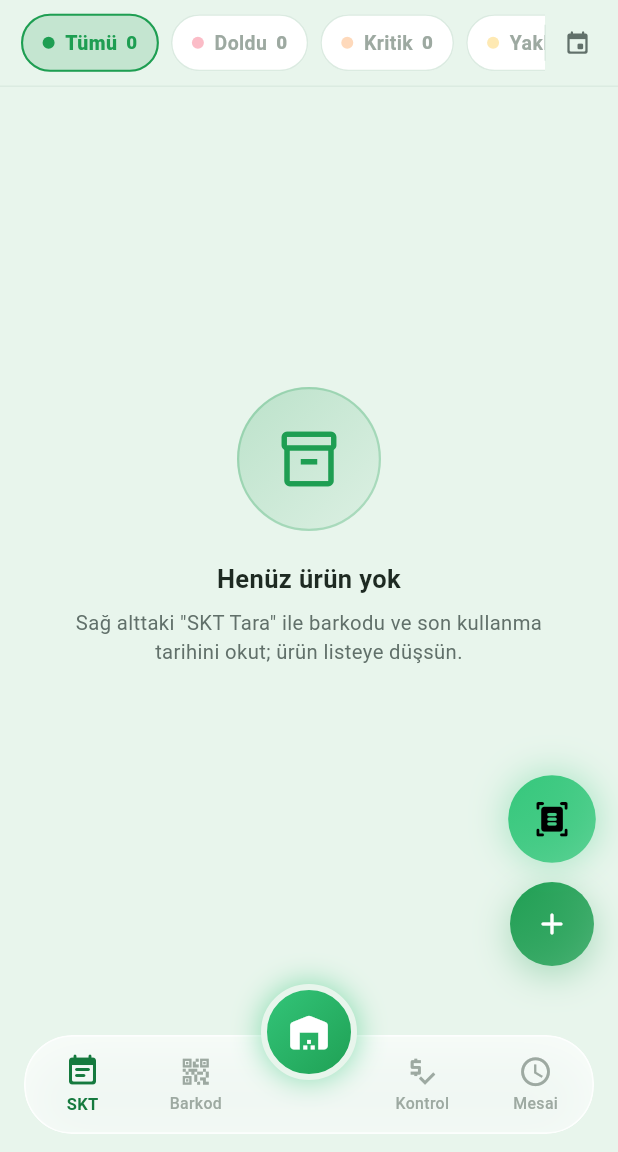
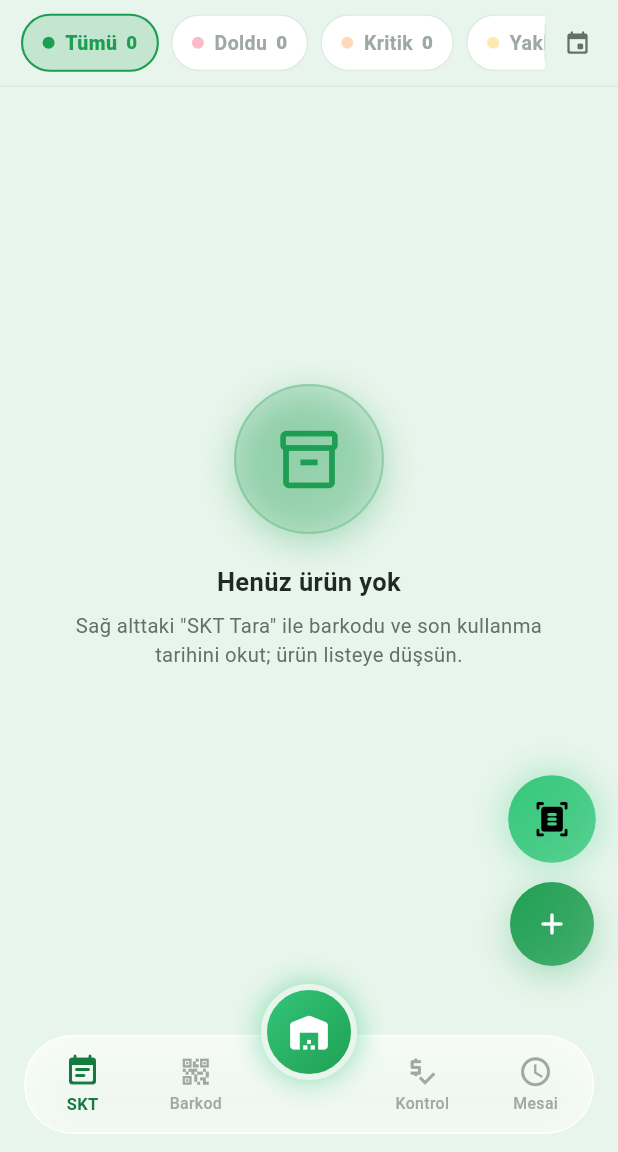
Before and after one commit to sol310698-ui/skt_takip, a Flutter app: the screen it shows after launch, scrolled down 110 dp, on a phone screen of 412 x 824 dp, the part 84-1236 px from its top. Run offline on Flutter 3.47's test engine with Material 3 defaults, Android fonts, the phone set to English and light mode, and no system bars; drawn by our look-alikes of flutter_animate; our stand-ins replace audioplayers, barcode_widget, cached_network_image, camera, file_picker, flutter_local_notifications and 19 more; missing offline and left inert: alarm, excel, google_mlkit_text_recognition, mobile_scanner; accounts and stored records are empty; statements that could not run were skipped.

Commit message:
v189: Icerik & his - karsilama dashboard (#3) + mikro-animasyon (#5) + bos/basari durumu (#6) + tarama ses/haptik imzasi (#4)
- Ana ekran hero: saate gore selam + 0'dan sayan canli urun sayaci +
  ozet satirinda AnimatedSwitcher yumusak gecis.
- EmptyState: acilista fade+scale giris; celebrate varyanti (yesil onay,
  elasticOut). Doldu/Kritik filtresi bosken tebrik ekrani.
- FeedbackService acilista init; barkod kabulunde haptik + beep_product
  (Urun Ekle tam-ekran tarayici + Palet Urun Ekle).

```diff
--- a/lib/main.dart
+++ b/lib/main.dart
@@ -11,6 +11,7 @@ import 'core/services/alarm_flow.dart';
 import 'core/services/alarm_service.dart';
 import 'core/services/ai_model_prefs.dart';
 import 'core/services/db_source_prefs.dart';
+import 'core/services/feedback_service.dart';
 import 'core/services/flow_prefs.dart';
 import 'core/services/label_inspect_button_prefs.dart';
 import 'core/services/location_reveal_prefs.dart';
@@ -144,6 +145,10 @@ Future<void> main() async {
 
   // Bildirim servisini arka planda baslat.
   NotificationService.instance.init();
+
+  // Tarama geri bildirimi (haptik + ses kimligi) — ilk okuma gecikmesin diye
+  // ses oynaticiyi onceden hazirla.
+  FeedbackService.instance.init();
 }
 
 /// SKT imha alarmi etkinse, bir sonraki gun/saate kurulu oldugundan emin ol.
--- a/lib/views/screens/add_product_screen.dart
+++ b/lib/views/screens/add_product_screen.dart
@@ -9,6 +9,7 @@ import 'package:image_picker/image_picker.dart';
 import 'package:intl/intl.dart';
 import 'package:mobile_scanner/mobile_scanner.dart';
 import '../widgets/resilient_scanner.dart';
+import '../../core/services/feedback_service.dart';
 
 import '../../core/services/barcode_lookup_service.dart';
 import '../../core/services/camera_helper.dart';
@@ -1654,6 +1655,7 @@ class _BarcodeScanPageState extends State<BarcodeScanPage> {
       if (_candidateHits >= _needed) {
         _handled = true;
         HapticFeedback.mediumImpact();
+        FeedbackService.instance.play(ScanFeedback.product);
         Navigator.of(context).pop(val);
       }
       return; // her capture'da tek aday isle
--- a/lib/views/screens/home_screen.dart
+++ b/lib/views/screens/home_screen.dart
@@ -337,7 +337,17 @@ class _HomeScreenState extends ConsumerState<HomeScreen> {
     );
   }
 
-  /// Gunun tek cumlelik ozeti — okunmasi gereken TEK satir.
+  /// Saate gore selam (karsilama dashboard'unun kalbi).
+  String _greeting() {
+    final h = DateTime.now().hour;
+    if (h < 6) return 'İyi geceler';
+    if (h < 12) return 'Günaydın';
+    if (h < 18) return 'İyi günler';
+    return 'İyi akşamlar';
+  }
+
+  /// Gunun tek cumlelik ozeti — selam + okunmasi gereken TEK satir + canli
+  /// sayac. (#3 karsilama dashboard, #5 mikro-animasyon.)
   Widget _headline(Map<ExpiryStatus, int> counts, int total) {
     final expired = counts[ExpiryStatus.expired] ?? 0;
     final critical = counts[ExpiryStatus.critical] ?? 0;
@@ -353,33 +363,71 @@ class _HomeScreenState extends ConsumerState<HomeScreen> {
     } else if (warning > 0) {
       text = '$warning ürün bu hafta doluyor';
     } else {
-      text = 'Yakın tarihli ürün yok';
+      text = 'Bugün acil ürün yok 👌';
     }
 
-    return Row(
+    return Column(
+      mainAxisSize: MainAxisSize.min,
+      crossAxisAlignment: CrossAxisAlignment.start,
       children: [
-        Expanded(
+        // ── Selam satiri ──
+        Row(
+          children: [
+            Text(
+              '${_greeting()} 👋',
+              style: TextStyle(
+                color: Colors.white.withOpacity(0.85),
+                fontSize: 12,
+                fontWeight: FontWeight.w700,
+                letterSpacing: 0.2,
+              ),
+            ),
+            const Spacer(),
+            if (total > 0)
+              // Canli sayac: acilista 0'dan gercek sayiya sayar.
+              TweenAnimationBuilder<double>(
+                tween: Tween(begin: 0, end: total.toDouble()),
+                duration: const Duration(milliseconds: 900),
+                curve: Curves.easeOutCubic,
+                builder: (_, v, __) => Text(
+                  '${v.round()} ürün',
+                  style: TextStyle(
+                    color: Colors.white.withOpacity(0.8),
+                    fontSize: 12,
+                    fontWeight: FontWeight.w700,
+                  ),
+                ),
+              ),
+          ],
+        ),
+        const SizedBox(height: 3),
+        // ── Ozet satiri (degisince yumusak gecis) ──
+        AnimatedSwitcher(
+          duration: const Duration(milliseconds: 350),
+          transitionBuilder: (child, anim) => FadeTransition(
+            opacity: anim,
+            child: SlideTransition(
+              position: Tween<Offset>(
+                begin: const Offset(0, 0.25),
+                end: Offset.zero,
+              ).animate(anim),
+              child: child,
+            ),
+          ),
           child: Text(
             text,
+            key: ValueKey(text),
             maxLines: 1,
             overflow: TextOverflow.ellipsis,
             style: const TextStyle(
               color: Colors.white,
-              fontSize: 13.5,
-              fontWeight: FontWeight.w600,
+              fontSize: 15,
+              fontWeight: FontWeight.w800,
               height: 1.1,
+              letterSpacing: -0.2,
             ),
           ),
         ),
-        if (total > 0)
-          Text(
-            '$total ürün',
-            style: TextStyle(
-              color: Colors.white.withOpacity(0.75),
-              fontSize: 12,
-              fontWeight: FontWeight.w600,
-            ),
-          ),
       ],
     );
   }
@@ -525,10 +573,27 @@ class _HomeScreenState extends ConsumerState<HomeScreen> {
                 ),
               )
             : EmptyState(
-                icon: Icons.filter_alt_off_rounded,
-                iconColor: activeFilter?.color,
-                title: '${activeFilter?.label ?? 'Bu durumda'} ürün yok',
-                subtitle: 'Bu durumda bekleyen ürün bulunmuyor.',
+                // Riskli bir durum (Doldu/Kritik) bos ise bu IYI haber →
+                // tebrik varyanti.
+                celebrate: activeFilter == ExpiryStatus.expired ||
+                    activeFilter == ExpiryStatus.critical,
+                icon: (activeFilter == ExpiryStatus.expired ||
+                        activeFilter == ExpiryStatus.critical)
+                    ? Icons.verified_rounded
+                    : Icons.filter_alt_off_rounded,
+                iconColor: (activeFilter == ExpiryStatus.expired ||
+                        activeFilter == ExpiryStatus.critical)
+                    ? null
+                    : activeFilter?.color,
+                title: (activeFilter == ExpiryStatus.expired)
+                    ? 'Süresi dolan ürün yok 🎉'
+                    : (activeFilter == ExpiryStatus.critical)
+                        ? 'Kritik ürün yok 🎉'
+                        : '${activeFilter?.label ?? 'Bu durumda'} ürün yok',
+                subtitle: (activeFilter == ExpiryStatus.expired ||
+                        activeFilter == ExpiryStatus.critical)
+                    ? 'Harika iş — bu grupta bekleyen yok.'
+                    : 'Bu durumda bekleyen ürün bulunmuyor.',
                 action: OutlinedButton.icon(
                   onPressed: () =>
                       ref.read(statusFilterProvider.notifier).state = null,
--- a/lib/views/screens/pallet_detail_screen.dart
+++ b/lib/views/screens/pallet_detail_screen.dart
@@ -6,6 +6,7 @@ import 'package:flutter/services.dart';
 import 'package:image_picker/image_picker.dart';
 import 'package:mobile_scanner/mobile_scanner.dart';
 import '../widgets/resilient_scanner.dart';
+import '../../core/services/feedback_service.dart';
 import 'package:path_provider/path_provider.dart';
 
 import '../../core/services/camera_helper.dart';
@@ -2300,6 +2301,9 @@ class _AddItemScreenState extends State<_AddItemScreen> {
       if (raw == null) return;
       final parsed = ScanParser.parse(raw);
       final code = parsed.barcode ?? raw.trim();
+      // Tarama imzasi: haptik + kisa bip (#4).
+      HapticFeedback.mediumImpact();
+      FeedbackService.instance.play(ScanFeedback.product);
       if (parsed.expiryDate != null) {
         final d = parsed.expiryDate!;
         _expiryCtrl.text =
--- a/lib/views/widgets/ui_kit.dart
+++ b/lib/views/widgets/ui_kit.dart
@@ -2,6 +2,7 @@ import 'dart:io';
 
 import 'package:cached_network_image/cached_network_image.dart';
 import 'package:flutter/material.dart';
+import 'package:flutter_animate/flutter_animate.dart';
 
 import '../../core/theme/app_theme.dart';
 import '../../core/services/database_service.dart';
@@ -12,12 +13,17 @@ import '../../data/datasources/barcode_directory_datasource.dart';
 /// ════════════════════════════════════════════════════════════════════
 
 /// Sik bos durum gostergesi (ikon + baslik + alt metin + opsiyonel aksiyon).
+/// #6: acilista nazikce belirir (fade + hafif olceklenme). `celebrate=true`
+/// ile basari/tebrik varyanti (yesil onay, hafif ziplama).
 class EmptyState extends StatelessWidget {
   final IconData icon;
   final String title;
   final String? subtitle;
   final Widget? action;
   final Color? iconColor;
+
+  /// Basari/tebrik varyanti (yesil onay tonu + ziplama).
+  final bool celebrate;
 
   const EmptyState({
     super.key,
@@ -26,31 +32,45 @@ class EmptyState extends StatelessWidget {
     this.subtitle,
     this.action,
     this.iconColor,
+    this.celebrate = false,
   });
 
   @override
   Widget build(BuildContext context) {
-    final c = iconColor ?? AppTheme.primary;
+    final c =
+        iconColor ?? (celebrate ? AppTheme.statusSafe : AppTheme.primary);
+
+    Widget art = Container(
+      width: 100,
+      height: 100,
+      decoration: BoxDecoration(
+        gradient: LinearGradient(
+          colors: [c.withOpacity(0.22), c.withOpacity(0.06)],
+          begin: Alignment.topLeft,
+          end: Alignment.bottomRight,
+        ),
+        shape: BoxShape.circle,
+        border: Border.all(color: c.withOpacity(0.25), width: 1.5),
+        boxShadow: AppTheme.glow(c),
+      ),
+      child: Icon(icon, size: 46, color: c),
+    );
+
+    // Giris canlandirmasi: fade + olceklenme. Basari ise daha "ziplayan" egri.
+    art = art.animate().fadeIn(duration: 400.ms).scale(
+          begin: const Offset(0.85, 0.85),
+          end: const Offset(1, 1),
+          duration: celebrate ? 550.ms : 420.ms,
+          curve: celebrate ? Curves.elasticOut : Curves.easeOutBack,
+        );
+
     return Center(
       child: Padding(
         padding: const EdgeInsets.all(AppTheme.s32),
         child: Column(
           mainAxisAlignment: MainAxisAlignment.center,
           children: [
-            Container(
-              width: 96,
-              height: 96,
-              decoration: BoxDecoration(
-                gradient: LinearGradient(
-                  colors: [c.withOpacity(0.22), c.withOpacity(0.06)],
-                  begin: Alignment.topLeft,
-                  end: Alignment.bottomRight,
-                ),
-                shape: BoxShape.circle,
-                border: Border.all(color: c.withOpacity(0.25), width: 1.5),
-              ),
-              child: Icon(icon, size: 44, color: c),
-            ),
+            art,
             const SizedBox(height: AppTheme.s20),
             Text(
               title,
@@ -60,7 +80,7 @@ class EmptyState extends StatelessWidget {
                 fontWeight: FontWeight.w700,
                 color: AppTheme.textPrimary,
               ),
-            ),
+            ).animate().fadeIn(delay: 120.ms, duration: 380.ms),
             if (subtitle != null) ...[
               const SizedBox(height: AppTheme.s8),
               Text(
@@ -71,11 +91,11 @@ class EmptyState extends StatelessWidget {
                   color: AppTheme.textSecondary,
                   height: 1.4,
                 ),
-              ),
+              ).animate().fadeIn(delay: 190.ms, duration: 380.ms),
             ],
             if (action != null) ...[
               const SizedBox(height: AppTheme.s24),
-              action!,
+              action!.animate().fadeIn(delay: 280.ms, duration: 380.ms),
             ],
           ],
         ),
```
